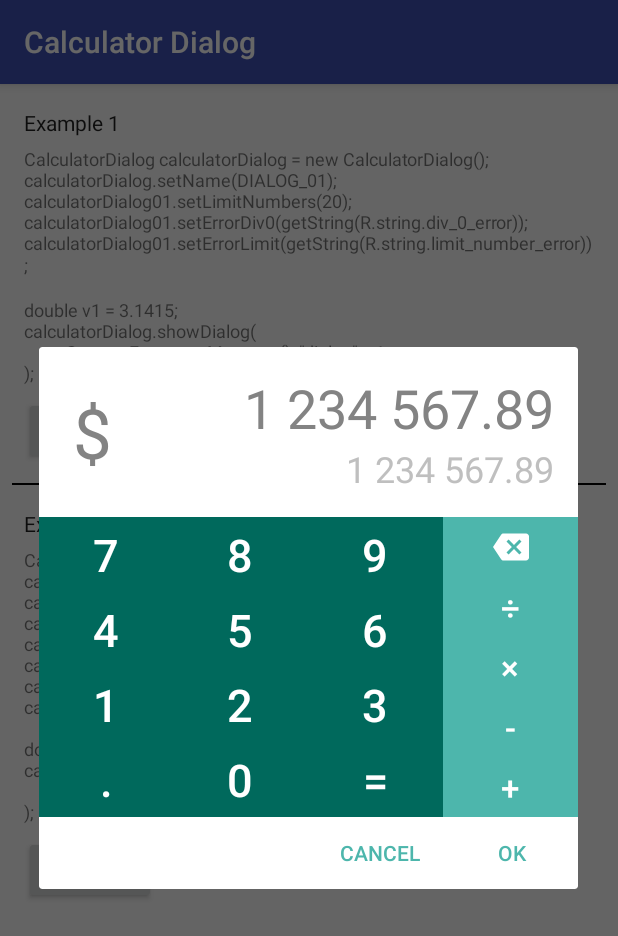
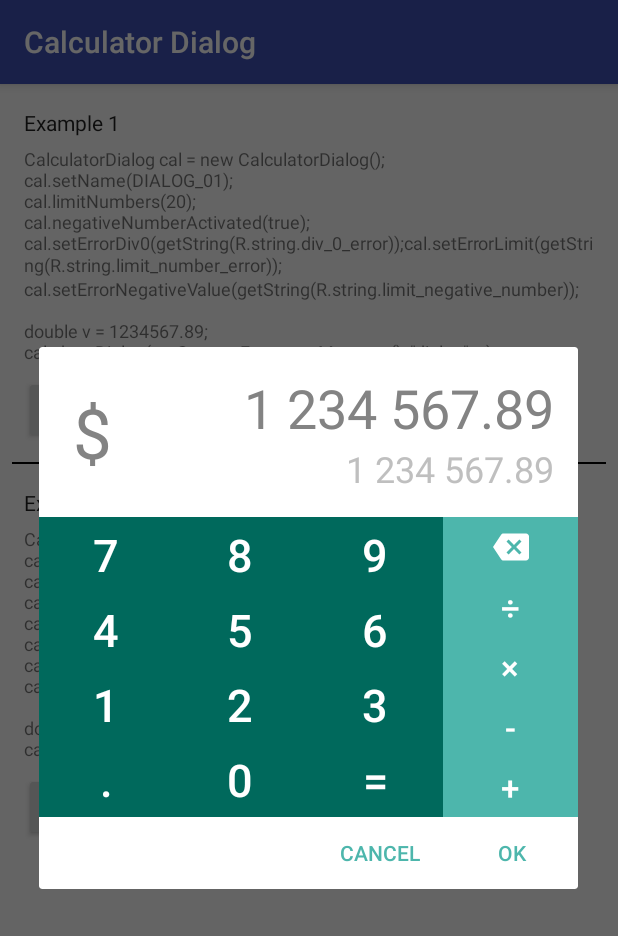
Before and after one commit to HeryLopez/CalculatorDialog, an Android app: the screen it shows after launch (ExampleActivity), after a tap on "BUTTON", on a phone screen of 412 x 824 dp. Shown: the top 936 px of the screen. Run offline under Robolectric (Android 15) with nearby library versions, the phone set to English and light mode, and no system bars.

Commit message:
Minor Changes.

```diff
--- a/Example/src/main/java/com/app/herysapps/calculatordialog/ExampleActivity.java
+++ b/Example/src/main/java/com/app/herysapps/calculatordialog/ExampleActivity.java
@@ -18,7 +18,7 @@ import com.app.herysapps.calculatordialoglib.CalculatorDialog;
  */
 public class ExampleActivity extends AppCompatActivity implements CalculatorDialog.ICalculatorDialogClick {
 
-    CalculatorDialog calculatorDialog01, calculatorDialog02;
+    CalculatorDialog cal01, cal02;
 
     private String DIALOG_01 = "calculatorDialog01";
     private String DIALOG_02 = "calculatorDialog02";
@@ -30,39 +30,39 @@ public class ExampleActivity extends AppCompatActivity implements CalculatorDial
         super.onCreate(savedInstanceState);
         setContentView(R.layout.activity_example);
 
-        calculatorDialog01 = new CalculatorDialog();
-        calculatorDialog01.setName(DIALOG_01);
-        calculatorDialog01.limitNumbers(20);
-        calculatorDialog01.negativeNumberActivated(true);
-        calculatorDialog01.setErrorDiv0(getString(R.string.div_0_error));
-        calculatorDialog01.setErrorLimit(getString(R.string.limit_number_error));
-        calculatorDialog01.setErrorNegativeValue(getString(R.string.limit_negative_number));
+        cal01 = new CalculatorDialog();
+        cal01.setName(DIALOG_01);
+        cal01.limitNumbers(20);
+        cal01.negativeNumberActivated(true);
+        cal01.setErrorDiv0(getString(R.string.div_0_error));
+        cal01.setErrorLimit(getString(R.string.limit_number_error));
+        cal01.setErrorNegativeValue(getString(R.string.limit_negative_number));
 
         v1 = 1234567.89; //3.1415
-        String strWithFormat = calculatorDialog01.getNumberWithFormat(v1);
+        String strWithFormat = cal01.getNumberWithFormat(v1);
         ((TextView)findViewById(R.id.textView1)).setText(strWithFormat);
 
 
         (findViewById(R.id.buttonSelector01)).setOnClickListener(new View.OnClickListener() {
             @Override
             public void onClick(View v) {
-                calculatorDialog01.showDialog(getSupportFragmentManager(), "dialog", v1);
+                cal01.showDialog(getSupportFragmentManager(), "dialog", v1);
             }
         });
 
-        calculatorDialog02 = new CalculatorDialog();
-        calculatorDialog02.setName(DIALOG_02);
-        calculatorDialog02.setDecor("$");
-        calculatorDialog02.setNumberColor(R.color.color01);
-        calculatorDialog02.setOperationColor(R.color.color01);
-        calculatorDialog02.setNumberBackgroundColor(R.color.color02);
-        calculatorDialog02.setOperatorBackgroundColor(R.color.color02);
-        calculatorDialog02.setDialogButtonsColor(R.color.color01);
+        cal02 = new CalculatorDialog();
+        cal02.setName(DIALOG_02);
+        cal02.setDecor("$");
+        cal02.setNumberColor(R.color.color01);
+        cal02.setOperationColor(R.color.color01);
+        cal02.setNumberBackgroundColor(R.color.color02);
+        cal02.setOperatorBackgroundColor(R.color.color02);
+        cal02.setDialogButtonsColor(R.color.color01);
 
         (findViewById(R.id.buttonSelector02)).setOnClickListener(new View.OnClickListener() {
             @Override
             public void onClick(View v) {
-                calculatorDialog02.showDialog(getSupportFragmentManager(), "dialog", v2);
+                cal02.showDialog(getSupportFragmentManager(), "dialog", v2);
             }
         });
     }
--- a/Example/src/main/res/values/strings.xml
+++ b/Example/src/main/res/values/strings.xml
@@ -9,10 +9,8 @@
     <string name="button_label">Button</string>
 
     <string name="example_1">Example 1</string>
-    <string name="example_1_text">CalculatorDialog calculatorDialog = new CalculatorDialog();\ncalculatorDialog.setName(DIALOG_01);\ncalculatorDialog01.setLimitNumbers(20);\ncalculatorDialog01.setErrorDiv0(getString(R.string.div_0_error));\ncalculatorDialog01.setErrorLimit(getString(R.string.limit_number_error));\n\ndouble v1 = 3.1415;\ncalculatorDialog.showDialog(\n&#160;&#160;&#160;&#160;getSupportFragmentManager(), \"dialog\", v1\n);</string>
-
-
+    <string name="example_1_text">CalculatorDialog cal = new CalculatorDialog();\ncal.setName(DIALOG_01);\ncal.limitNumbers(20);\ncal.negativeNumberActivated(true);\ncal.setErrorDiv0(getString(R.string.div_0_error));\cal.setErrorLimit(getString(R.string.limit_number_error));\ncal.setErrorNegativeValue(getString(R.string.limit_negative_number));\n\ndouble v = 1234567.89;\ncal.showDialog(getSupportFragmentManager(), \"dialog\", v);</string>
 
     <string name="example_2">Example 2</string>
-    <string name="example_2_text">CalculatorDialog calculatorDialog = new CalculatorDialog();\ncalculatorDialog.setName(DIALOG_02);\ncalculatorDialog.setDecor(\"$\");\ncalculatorDialog.setNumberColor(R.color.color01);\ncalculatorDialog.setOperationColor(R.color.color01);\ncalculatorDialog.setNumberBackgroundColor(R.color.color02);\ncalculatorDialog.setOperatorBackgroundColor(R.color.color02);\ncalculatorDialog.setDialogButtonsColor(R.color.color01);\n\ndouble v1 = 0;\ncalculatorDialog2.showDialog(\n&#160;&#160;&#160;&#160;getSupportFragmentManager(), \"dialog\", v1\n);</string>
+    <string name="example_2_text">CalculatorDialog cal = new CalculatorDialog();\ncal.setName(DIALOG_02);\ncal.setDecor(\"$\");\ncal.setNumberColor(R.color.color01);\ncal.setOperationColor(R.color.color01);\ncal.setNumberBackgroundColor(R.color.color02);\ncal.setOperatorBackgroundColor(R.color.color02);\ncal.setDialogButtonsColor(R.color.color01);\n\ndouble v = 0;\ncal.showDialog(getSupportFragmentManager(), \"dialog\", v);</string>
 </resources>
```
